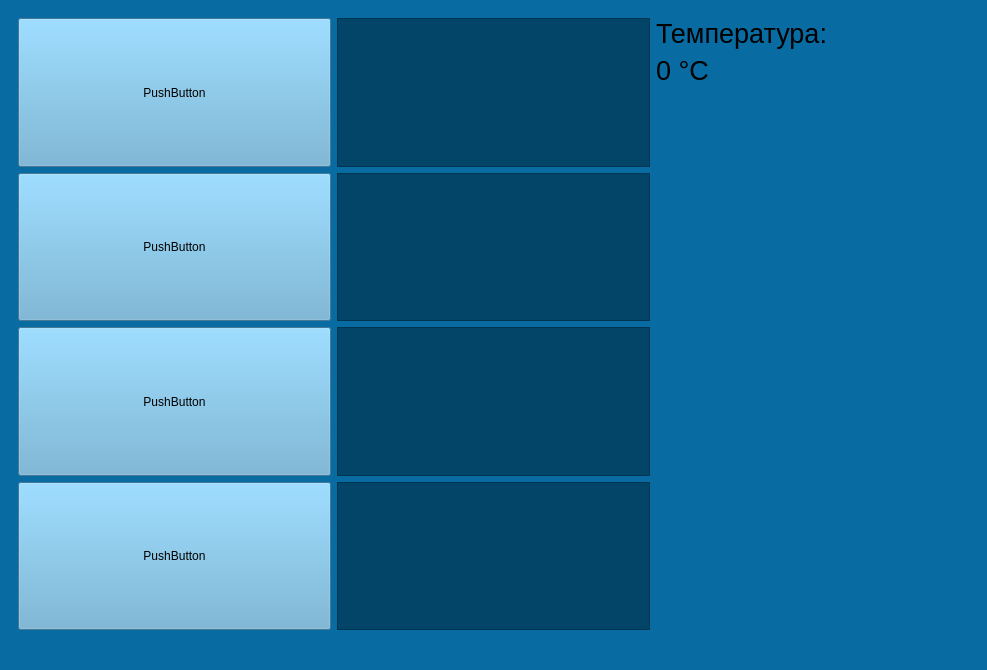
This is mainform.ui in MaltassarZ/cpp_fpga as Qt 5 draws it before an edit. The edited form follows.
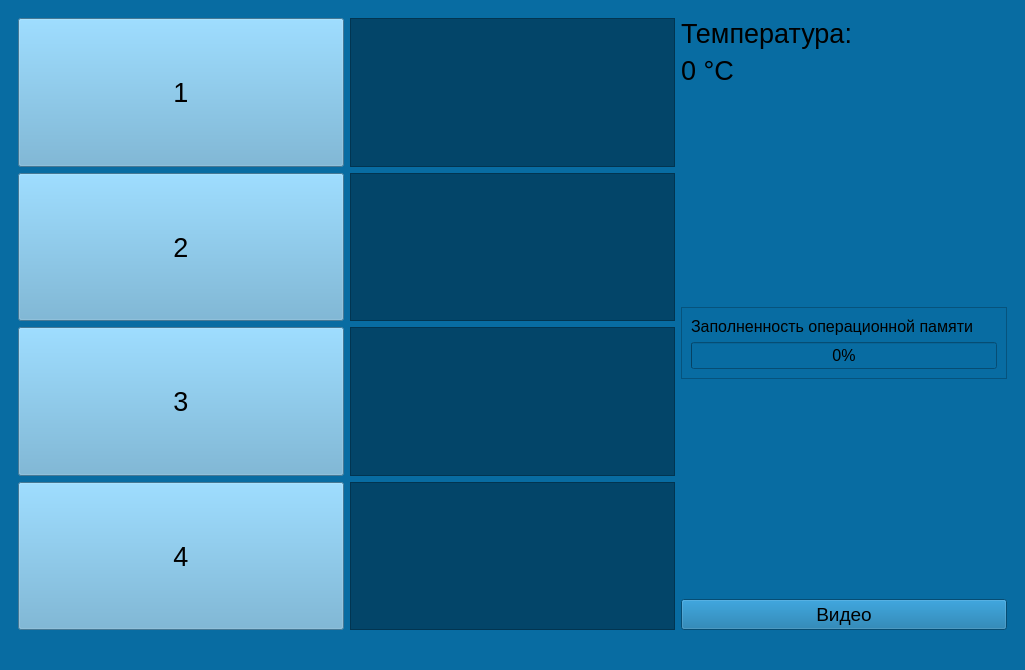
This is the edited form.

Commit message: Мелкие правки и редактирование формы

Diff of the .ui file:
```diff
--- a/mainform.ui
+++ b/mainform.ui
@@ -6,7 +6,7 @@
    <rect>
     <x>0</x>
     <y>0</y>
-    <width>987</width>
+    <width>1025</width>
     <height>670</height>
    </rect>
   </property>
@@ -17,7 +17,7 @@
    <string notr="true">background-color: rgb(8,108,162)</string>
   </property>
   <widget class="QWidget" name="centralwidget">
-   <layout class="QHBoxLayout" name="horizontalLayout">
+   <layout class="QVBoxLayout" name="verticalLayout_5">
     <item>
      <widget class="QStackedWidget" name="stackedWidget">
       <property name="styleSheet">
@@ -28,9 +28,7 @@
       </property>
       <widget class="QWidget" name="page"/>
       <widget class="QWidget" name="page_2">
-       <layout class="QVBoxLayout" name="verticalLayout_4">
-        <item>
-         <layout class="QHBoxLayout" name="horizontalLayout_2">
+       <layout class="QHBoxLayout" name="horizontalLayout">
           <item>
            <layout class="QVBoxLayout" name="verticalLayout_2">
             <item>
@@ -41,11 +39,16 @@
                 <verstretch>0</verstretch>
                </sizepolicy>
               </property>
+            <property name="font">
+             <font>
+              <pointsize>20</pointsize>
+             </font>
+            </property>
               <property name="styleSheet">
                <string notr="true">background-color: #63AAD1</string>
               </property>
               <property name="text">
-               <string>PushButton</string>
+             <string>1</string>
               </property>
              </widget>
             </item>
@@ -57,6 +60,11 @@
                 <verstretch>0</verstretch>
                </sizepolicy>
               </property>
+            <property name="font">
+             <font>
+              <pointsize>20</pointsize>
+             </font>
+            </property>
               <property name="autoFillBackground">
                <bool>false</bool>
               </property>
@@ -64,7 +72,7 @@
                <string notr="true">background-color: #63AAD1</string>
               </property>
               <property name="text">
-               <string>PushButton</string>
+             <string>2</string>
               </property>
              </widget>
             </item>
@@ -76,11 +84,16 @@
                 <verstretch>0</verstretch>
                </sizepolicy>
               </property>
+            <property name="font">
+             <font>
+              <pointsize>20</pointsize>
+             </font>
+            </property>
               <property name="styleSheet">
                <string notr="true">background-color: #63AAD1</string>
               </property>
               <property name="text">
-               <string>PushButton</string>
+             <string>3</string>
               </property>
              </widget>
             </item>
@@ -92,11 +105,16 @@
                 <verstretch>0</verstretch>
                </sizepolicy>
               </property>
+            <property name="font">
+             <font>
+              <pointsize>20</pointsize>
+             </font>
+            </property>
               <property name="styleSheet">
                <string notr="true">background-color: #63AAD1</string>
               </property>
               <property name="text">
-               <string>PushButton</string>
+             <string>4</string>
               </property>
              </widget>
             </item>
@@ -203,8 +221,73 @@
               </property>
              </spacer>
             </item>
-           </layout>
+          <item>
+           <widget class="QFrame" name="frame_5">
+            <property name="frameShape">
+             <enum>QFrame::StyledPanel</enum>
+            </property>
+            <property name="frameShadow">
+             <enum>QFrame::Raised</enum>
+            </property>
+            <layout class="QVBoxLayout" name="verticalLayout_4">
+             <item>
+              <widget class="QLabel" name="label_3">
+               <property name="font">
+                <font>
+                 <pointsize>12</pointsize>
+                </font>
+               </property>
+               <property name="text">
+                <string>Заполненность операционной памяти</string>
+               </property>
+              </widget>
+             </item>
+             <item>
+              <widget class="QProgressBar" name="progressBar_2">
+               <property name="sizePolicy">
+                <sizepolicy hsizetype="Minimum" vsizetype="Fixed">
+                 <horstretch>0</horstretch>
+                 <verstretch>0</verstretch>
+                </sizepolicy>
+               </property>
+               <property name="font">
+                <font>
+                 <pointsize>12</pointsize>
+                </font>
+               </property>
+               <property name="value">
+                <number>0</number>
+               </property>
+              </widget>
+             </item>
+            </layout>
+           </widget>
           </item>
+          <item>
+           <spacer name="verticalSpacer_2">
+            <property name="orientation">
+             <enum>Qt::Vertical</enum>
+            </property>
+            <property name="sizeHint" stdset="0">
+             <size>
+              <width>20</width>
+              <height>40</height>
+             </size>
+            </property>
+           </spacer>
+          </item>
+          <item>
+           <widget class="QPushButton" name="pushButton_5">
+            <property name="font">
+             <font>
+              <pointsize>14</pointsize>
+             </font>
+            </property>
+            <property name="text">
+             <string>Видео</string>
+            </property>
+           </widget>
+          </item>
          </layout>
         </item>
        </layout>
```
Left out of the diff: 31 changed lines with no effect on the pictures. Lines whose indentation alone changed are shown as unchanged. The commit also changes 4 other files.
